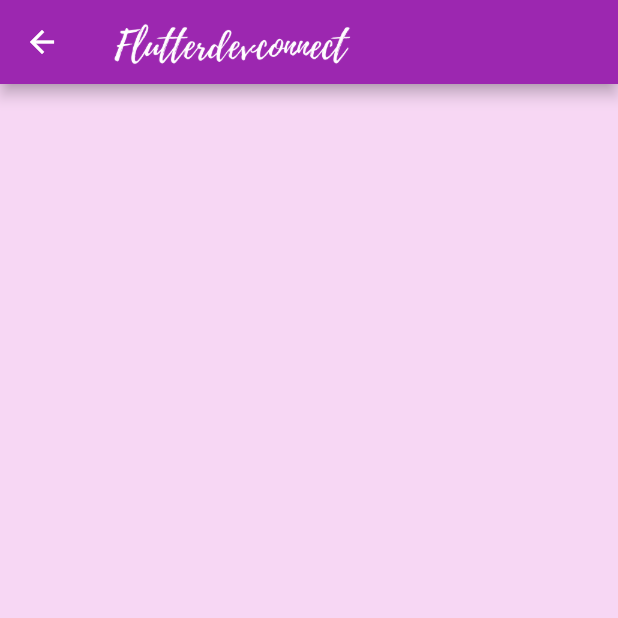
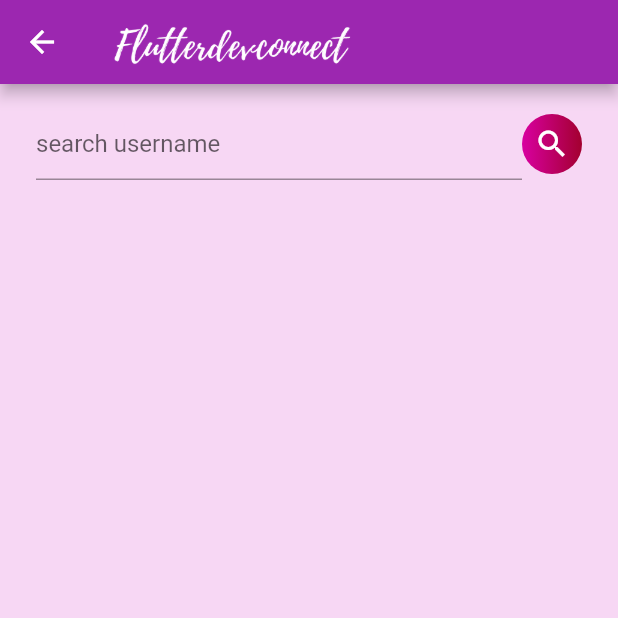
Before and after one commit to AAAAAAAHSAN/Chat_App_Flutter, a Flutter app: the SearchScreen screen opened directly, on a phone screen of 412 x 824 dp, the top half of it. Run offline on Flutter 3.47's test engine with Material 2 defaults, Android fonts, the phone set to English and light mode, and no system bars; our stand-ins replace firebase_auth, firebase_core; accounts and stored records are empty.

Commit message:
adding searching system 2

```diff
--- a/lib/views/search.dart
+++ b/lib/views/search.dart
@@ -11,6 +11,44 @@ class _SearchScreenState extends State<SearchScreen> {
   Widget build(BuildContext context) {
     return Scaffold(
       appBar: appBarMain(context),
+      body: Container(
+        child: Column(
+          children: [
+            Container(
+              padding: EdgeInsets.symmetric(vertical: 16, horizontal: 24),
+              child: Row(
+                children: [
+                  Expanded(
+                      child: TextField(
+                        decoration: InputDecoration(
+                          hintText: "search username",
+
+                        ),
+                      )
+                  ),
+                  Container(
+                      height: 40,
+                      width: 40,
+                      decoration: BoxDecoration(
+                        gradient: LinearGradient(
+                          colors:[
+                            const Color(0xffD800A0),
+                            const Color(0xffA3002F)
+                          ]
+                        ),
+                        borderRadius: BorderRadius.circular(40)
+                      ),
+                      //padding: EdgeInsets.all(4),
+                      child: Icon(
+                          Icons.search,
+                      color: Colors.white,) //Image.asset("assets/images/search_white.png")
+                  )
+                ],
+              ),
+            )
+          ],
+        ),
+      ),
     );
   }
 }
```
